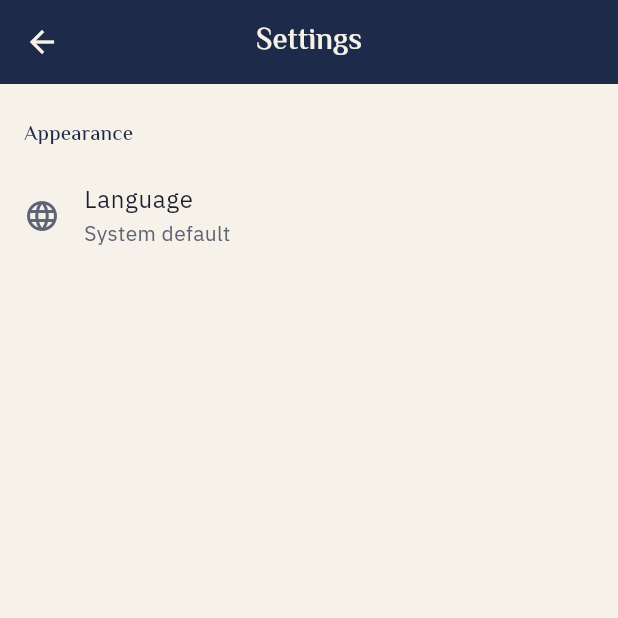
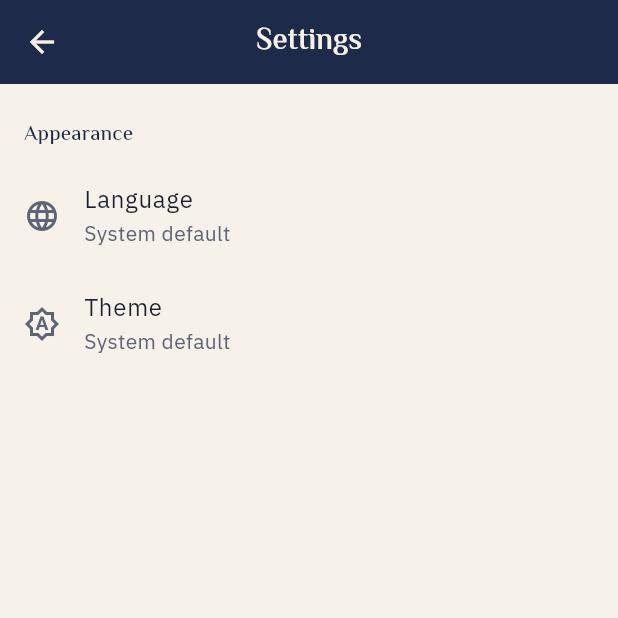
Before and after one commit to msalah104/Fasomo, a Flutter app: the SettingsPage screen opened directly, on a phone screen of 412 x 824 dp, the top half of it. Run offline on Flutter 3.47's test engine with Material 3 defaults, Android fonts, the phone set to English and light mode, and no system bars; our stand-ins replace bloc_concurrency, clock, equatable, firebase_core, firebase_messaging, flutter_bloc and 6 more; accounts and stored records are empty.

Commit message:
feat: System / Light / Dark theme choice, restored before the first frame
A Theme tile in Settings > Appearance picks System default, Light or Dark.
The choice is saved in SharedPreferences through the settings repository
and read synchronously when ThemeBloc is built, so MaterialApp.themeMode
is right on the first frame with no flash of the other theme. An unknown
stored value falls back to System. The repository now shares one enum
read/write path for language and theme.

Co-Authored-By: Claude Opus 5.5 <noreply@anthropic.com>
Claude-Session: https://claude.ai/code/session_01EHb8v8nzXoMwJ9rhxwRcaJ

```diff
--- a/lib/core/constants/app_constants.dart
+++ b/lib/core/constants/app_constants.dart
@@ -5,6 +5,7 @@ class AppConstants {
 
   // Storage Keys
   static const String languageKey = 'language';
+  static const String themeModeKey = 'theme_mode';
   static const String remindersKey = 'reminders';
   static const String permissionAskedKey = 'notification_permission_asked';
   static const String fastLogKey = 'fast_log';
--- /dev/null
+++ b/lib/features/settings/domain/entities/app_theme_mode.dart
@@ -0,0 +1,2 @@
+/// Whether the app paints light or dark. [system] follows the device setting.
+enum AppThemeMode { system, light, dark }
--- /dev/null
+++ b/lib/features/settings/domain/usecases/get_theme_mode.dart
@@ -0,0 +1,16 @@
+import 'package:fasomo/core/error/failures.dart';
+import 'package:fasomo/core/error/result.dart';
+import 'package:fasomo/core/usecases/usecase.dart';
+import 'package:fasomo/features/settings/domain/entities/app_theme_mode.dart';
+import 'package:fasomo/features/settings/domain/repositories/settings_repository.dart';
+
+class GetThemeMode
+    implements UseCase<Result<AppThemeMode, StorageFailure>, NoParams> {
+  const new(this.repository);
+
+  final SettingsRepository repository;
+
+  @override
+  Result<AppThemeMode, StorageFailure> call(NoParams params) =>
+      repository.getThemeMode();
+}
--- /dev/null
+++ b/lib/features/settings/domain/usecases/save_theme_mode.dart
@@ -0,0 +1,16 @@
+import 'package:fasomo/core/error/failures.dart';
+import 'package:fasomo/core/error/result.dart';
+import 'package:fasomo/core/usecases/usecase.dart';
+import 'package:fasomo/features/settings/domain/entities/app_theme_mode.dart';
+import 'package:fasomo/features/settings/domain/repositories/settings_repository.dart';
+
+class SaveThemeMode
+    implements UseCase<Future<Result<void, StorageFailure>>, AppThemeMode> {
+  const new(this.repository);
+
+  final SettingsRepository repository;
+
+  @override
+  Future<Result<void, StorageFailure>> call(AppThemeMode mode) =>
+      repository.saveThemeMode(mode);
+}
--- /dev/null
+++ b/lib/features/settings/presentation/bloc/theme_bloc.dart
@@ -0,0 +1,41 @@
+import 'package:equatable/equatable.dart';
+import 'package:fasomo/core/error/failures.dart';
+import 'package:fasomo/core/error/result.dart';
+import 'package:fasomo/core/usecases/usecase.dart';
+import 'package:fasomo/features/settings/domain/entities/app_theme_mode.dart';
+import 'package:fasomo/features/settings/domain/usecases/get_theme_mode.dart';
+import 'package:fasomo/features/settings/domain/usecases/save_theme_mode.dart';
+import 'package:flutter/material.dart';
+import 'package:flutter_bloc/flutter_bloc.dart';
+
+part 'theme_event.dart';
+part 'theme_state.dart';
+
+class ThemeBloc extends Bloc<ThemeEvent, ThemeState> {
+  /// Starts from the saved theme mode, read synchronously so the first frame
+  /// already paints light or dark as chosen, with no flash of the other.
+  new({required GetThemeMode getThemeMode, required this.saveThemeMode})
+    : super(
+        ThemeState(
+          mode: switch (getThemeMode(const NoParams())) {
+            Ok(:final value) => value,
+            Err() => AppThemeMode.system,
+          },
+        ),
+      ) {
+    on<ThemeModeChanged>(_onThemeModeChanged);
+  }
+
+  final SaveThemeMode saveThemeMode;
+
+  Future<void> _onThemeModeChanged(
+    ThemeModeChanged event,
+    Emitter<ThemeState> emit,
+  ) async {
+    // Switch immediately; a failed save only means it is not remembered.
+    emit(ThemeState(mode: event.mode));
+    if (await saveThemeMode(event.mode) case Err(:final failure)) {
+      emit(ThemeState(mode: event.mode, failure: failure));
+    }
+  }
+}
--- /dev/null
+++ b/lib/features/settings/presentation/bloc/theme_event.dart
@@ -0,0 +1,17 @@
+part of 'theme_bloc.dart';
+
+sealed class ThemeEvent extends Equatable {
+  const new();
+
+  @override
+  List<Object> get props => [];
+}
+
+final class ThemeModeChanged extends ThemeEvent {
+  const new(this.mode);
+
+  final AppThemeMode mode;
+
+  @override
+  List<Object> get props => [mode];
+}
--- /dev/null
+++ b/lib/features/settings/presentation/bloc/theme_state.dart
@@ -0,0 +1,20 @@
+part of 'theme_bloc.dart';
+
+class ThemeState extends Equatable {
+  const new({required this.mode, this.failure});
+
+  final AppThemeMode mode;
+
+  /// Set when the choice could not be saved.
+  final StorageFailure? failure;
+
+  /// The mode for [MaterialApp.themeMode].
+  ThemeMode get themeMode => switch (mode) {
+    AppThemeMode.system => ThemeMode.system,
+    AppThemeMode.light => ThemeMode.light,
+    AppThemeMode.dark => ThemeMode.dark,
+  };
+
+  @override
+  List<Object?> get props => [mode, failure];
+}
--- a/lib/features/settings/presentation/pages/settings_page.dart
+++ b/lib/features/settings/presentation/pages/settings_page.dart
@@ -1,6 +1,8 @@
 import 'package:fasomo/features/settings/presentation/bloc/language_bloc.dart';
+import 'package:fasomo/features/settings/presentation/bloc/theme_bloc.dart';
 import 'package:fasomo/features/settings/presentation/widgets/language_tile.dart';
 import 'package:fasomo/features/settings/presentation/widgets/settings_section.dart';
+import 'package:fasomo/features/settings/presentation/widgets/theme_tile.dart';
 import 'package:fasomo/l10n/generated/app_localizations.dart';
 import 'package:flutter/material.dart';
 import 'package:flutter_bloc/flutter_bloc.dart';
@@ -27,7 +29,7 @@ class SettingsPage extends StatelessWidget {
           children: [
             SettingsSection(
               title: localization.settingsAppearance,
-              children: const [LanguageTile()],
+              children: const [LanguageTile(), ThemeTile()],
             ),
             ...extraSections,
           ],
@@ -45,10 +47,19 @@ class _SaveFailureListener extends StatelessWidget {
 
   @override
   Widget build(BuildContext context) {
-    return BlocListener<LanguageBloc, LanguageState>(
-      listenWhen: (previous, current) =>
-          current.failure != null && current != previous,
-      listener: (context, _) => _showSaveFailed(context),
+    return MultiBlocListener(
+      listeners: [
+        BlocListener<LanguageBloc, LanguageState>(
+          listenWhen: (previous, current) =>
+              current.failure != null && current != previous,
+          listener: (context, _) => _showSaveFailed(context),
+        ),
+        BlocListener<ThemeBloc, ThemeState>(
+          listenWhen: (previous, current) =>
+              current.failure != null && current != previous,
+          listener: (context, _) => _showSaveFailed(context),
+        ),
+      ],
       child: child,
     );
   }
--- /dev/null
+++ b/lib/features/settings/presentation/widgets/theme_tile.dart
@@ -0,0 +1,53 @@
+import 'dart:async';
+
+import 'package:fasomo/features/settings/domain/entities/app_theme_mode.dart';
+import 'package:fasomo/features/settings/presentation/bloc/theme_bloc.dart';
+import 'package:fasomo/features/settings/presentation/widgets/settings_choice_dialog.dart';
+import 'package:fasomo/l10n/generated/app_localizations.dart';
+import 'package:flutter/material.dart';
+import 'package:flutter_bloc/flutter_bloc.dart';
+
+/// Settings tile showing System / Light / Dark; tapping it picks another one.
+class ThemeTile extends StatelessWidget {
+  const new({super.key});
+
+  @override
+  Widget build(BuildContext context) {
+    final localization = AppLocalizations.of(context);
+    final current = context.select<ThemeBloc, AppThemeMode>(
+      (bloc) => bloc.state.mode,
+    );
+
+    return ListTile(
+      leading: Icon(switch (current) {
+        AppThemeMode.system => Icons.brightness_auto_outlined,
+        AppThemeMode.light => Icons.light_mode_outlined,
+        AppThemeMode.dark => Icons.dark_mode_outlined,
+      }),
+      title: Text(localization.theme),
+      subtitle: Text(localization.themeModeName(current)),
+      onTap: () => unawaited(_choose(context, current)),
+    );
+  }
+
+  Future<void> _choose(BuildContext context, AppThemeMode current) async {
+    final localization = AppLocalizations.of(context);
+    final bloc = context.read<ThemeBloc>();
+    final choice = await showSettingsChoice(
+      context: context,
+      title: localization.theme,
+      options: AppThemeMode.values,
+      selected: current,
+      labelOf: localization.themeModeName,
+    );
+    if (choice != null && choice != current) bloc.add(ThemeModeChanged(choice));
+  }
+}
+
+extension on AppLocalizations {
+  String themeModeName(AppThemeMode mode) => switch (mode) {
+    AppThemeMode.system => themeSystem,
+    AppThemeMode.light => themeLight,
+    AppThemeMode.dark => themeDark,
+  };
+}
--- a/lib/l10n/app_ar.arb
+++ b/lib/l10n/app_ar.arb
@@ -161,5 +161,9 @@
   "qadaRemindersFootnote": "تتجاوز تذكيرات القضاء رمضان والعيدين والأيام التي صمتها، وتتوقف عندما لا يبقى عليك قضاء. وفي أيام صيام السنة تُدمج مع تذكير ذلك اليوم.",
   "settings": "الإعدادات",
   "settingsAppearance": "المظهر",
-  "settingSaveFailed": "تعذّر حفظ هذا الإعداد. سيبقى مطبّقًا حتى إغلاق التطبيق."
+  "settingSaveFailed": "تعذّر حفظ هذا الإعداد. سيبقى مطبّقًا حتى إغلاق التطبيق.",
+  "theme": "السمة",
+  "themeSystem": "حسب إعداد النظام",
+  "themeLight": "فاتح",
+  "themeDark": "داكن"
 }
--- a/lib/l10n/app_en.arb
+++ b/lib/l10n/app_en.arb
@@ -413,5 +413,12 @@
   "@settingsAppearance": {
     "description": "Settings section header for language and theme."
   },
-  "settingSaveFailed": "Could not save this setting. It applies until the app is closed."
+  "settingSaveFailed": "Could not save this setting. It applies until the app is closed.",
+  "theme": "Theme",
+  "themeSystem": "System default",
+  "@themeSystem": {
+    "description": "Theme choice that follows the device's light or dark setting."
+  },
+  "themeLight": "Light",
+  "themeDark": "Dark"
 }
```
Also changed, not shown: lib/app/app.dart (+13 -3 lines), lib/core/di/injection_container.dart (+8 -0 lines), lib/features/settings/data/repositories/settings_repository_impl.dart (+43 -15 lines), lib/features/settings/domain/repositories/settings_repository.dart (+8 -0 lines), lib/l10n/generated/app_localizations.dart, lib/l10n/generated/app_localizations_ar.dart, lib/l10n/generated/app_localizations_en.dart, 3 other files.
